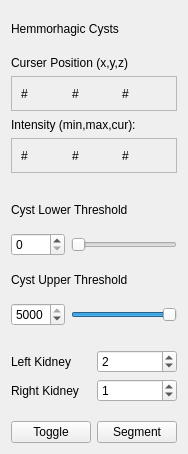
First picture: the form in tools/cystLabel_tool/cystLabel_widget.ui, repository collinli2353/SmartClick, before the edit.
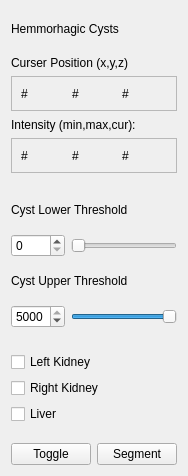
Second picture: the form after the edit.

Commit message: spinBox -> checkBox;add liver mask;thresh -> range

Patch:
```diff
--- a/tools/cystLabel_tool/cystLabel_widget.ui
+++ b/tools/cystLabel_tool/cystLabel_widget.ui
@@ -6,8 +6,8 @@
    <rect>
     <x>0</x>
     <y>0</y>
-    <width>182</width>
-    <height>454</height>
+    <width>187</width>
+    <height>476</height>
    </rect>
   </property>
   <property name="windowTitle">
@@ -274,52 +274,27 @@
      <item>
       <layout class="QHBoxLayout" name="horizontalLayout_5">
        <item>
-        <widget class="QLabel" name="leftKidney_Label">
-         <property name="maximumSize">
-          <size>
-           <width>16777215</width>
-           <height>15</height>
-          </size>
-         </property>
+        <widget class="QCheckBox" name="leftKidney_toggle">
          <property name="text">
           <string>Left Kidney</string>
          </property>
         </widget>
        </item>
-       <item>
-        <widget class="QSpinBox" name="leftKidney_spinBox">
-         <property name="maximum">
-          <number>5000</number>
-         </property>
-         <property name="value">
-          <number>2</number>
-         </property>
-        </widget>
-       </item>
       </layout>
      </item>
+     <item>
+      <widget class="QCheckBox" name="rightKidney_toggle">
+       <property name="text">
+        <string>Right Kidney</string>
+       </property>
+      </widget>
+     </item>
      <item>
       <layout class="QHBoxLayout" name="horizontalLayout_4">
        <item>
-        <widget class="QLabel" name="rightKidney_label">
-         <property name="maximumSize">
-          <size>
-           <width>16777215</width>
-           <height>15</height>
-          </size>
-         </property>
+        <widget class="QCheckBox" name="liver_toggle">
          <property name="text">
-          <string>Right Kidney</string>
-         </property>
-        </widget>
-       </item>
-       <item>
-        <widget class="QSpinBox" name="rightKidney_spinBox">
-         <property name="maximum">
-          <number>5000</number>
-         </property>
-         <property name="value">
-          <number>1</number>
+          <string>Liver</string>
          </property>
         </widget>
        </item>
```
The commit also changes 2 other files.
